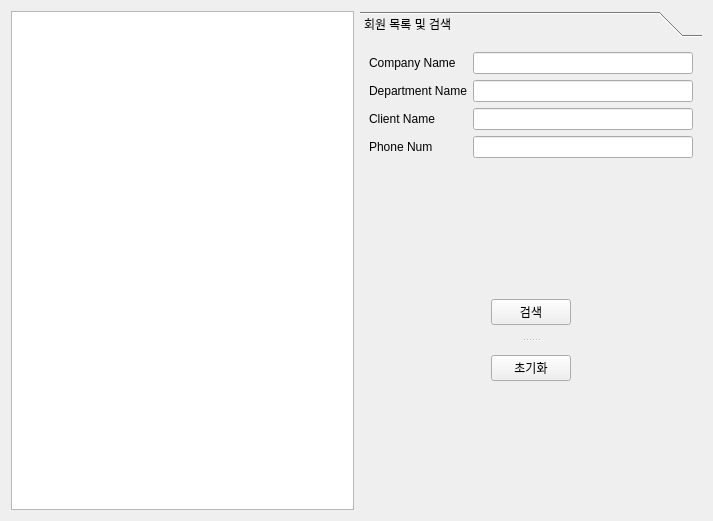
First picture: the form in securitySoftProd_Client/admininfoform.ui, repository Hyun-nine-CH/securitySoftProd, before the edit.
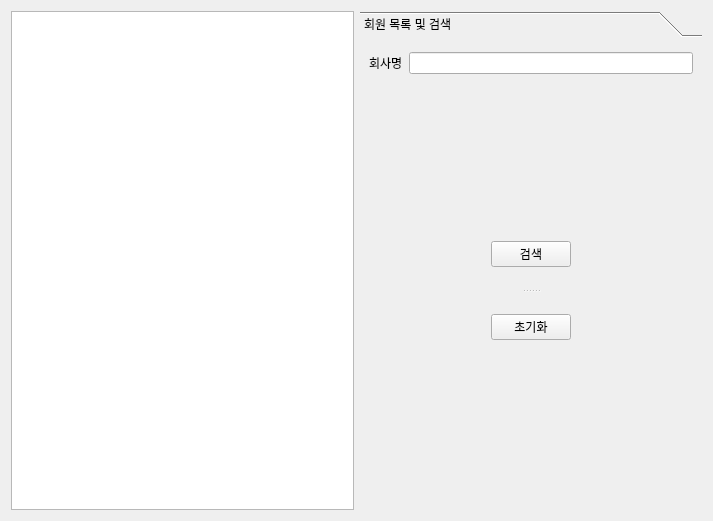
Second picture: the form after the edit.

```diff
--- a/securitySoftProd_Client/admininfoform.ui
+++ b/securitySoftProd_Client/admininfoform.ui
@@ -27,8 +27,8 @@
        <rect>
         <x>0</x>
         <y>0</y>
-        <width>344</width>
-        <height>473</height>
+        <width>348</width>
+        <height>485</height>
        </rect>
       </property>
       <attribute name="label">
@@ -40,43 +40,13 @@
          <item row="0" column="0">
           <widget class="QLabel" name="label">
            <property name="text">
-            <string>Company Name</string>
+            <string>회사명</string>
            </property>
           </widget>
          </item>
          <item row="0" column="1">
           <widget class="QLineEdit" name="CompanyName"/>
          </item>
-         <item row="1" column="0">
-          <widget class="QLabel" name="label_2">
-           <property name="text">
-            <string>Department Name</string>
-           </property>
-          </widget>
-         </item>
-         <item row="1" column="1">
-          <widget class="QLineEdit" name="DepName"/>
-         </item>
-         <item row="2" column="0">
-          <widget class="QLabel" name="label_3">
-           <property name="text">
-            <string>Client Name</string>
-           </property>
-          </widget>
-         </item>
-         <item row="2" column="1">
-          <widget class="QLineEdit" name="ClientName"/>
-         </item>
-         <item row="3" column="0">
-          <widget class="QLabel" name="label_4">
-           <property name="text">
-            <string>Phone Num</string>
-           </property>
-          </widget>
-         </item>
-         <item row="3" column="1">
-          <widget class="QLineEdit" name="PhoneNum"/>
-         </item>
         </layout>
        </item>
        <item row="1" column="0">
```
